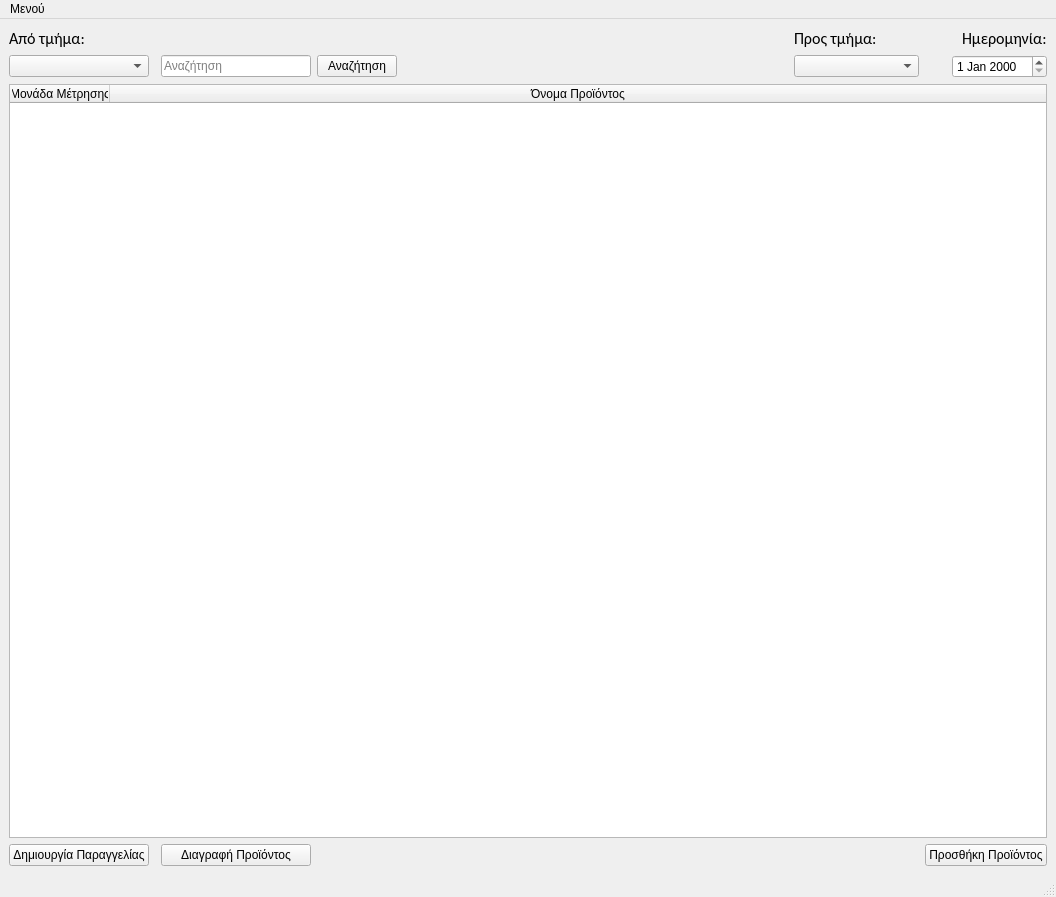
Old version of the form files/UI/mainWindow.ui in the repository Combustiblemon/Hotel-internal-orders.
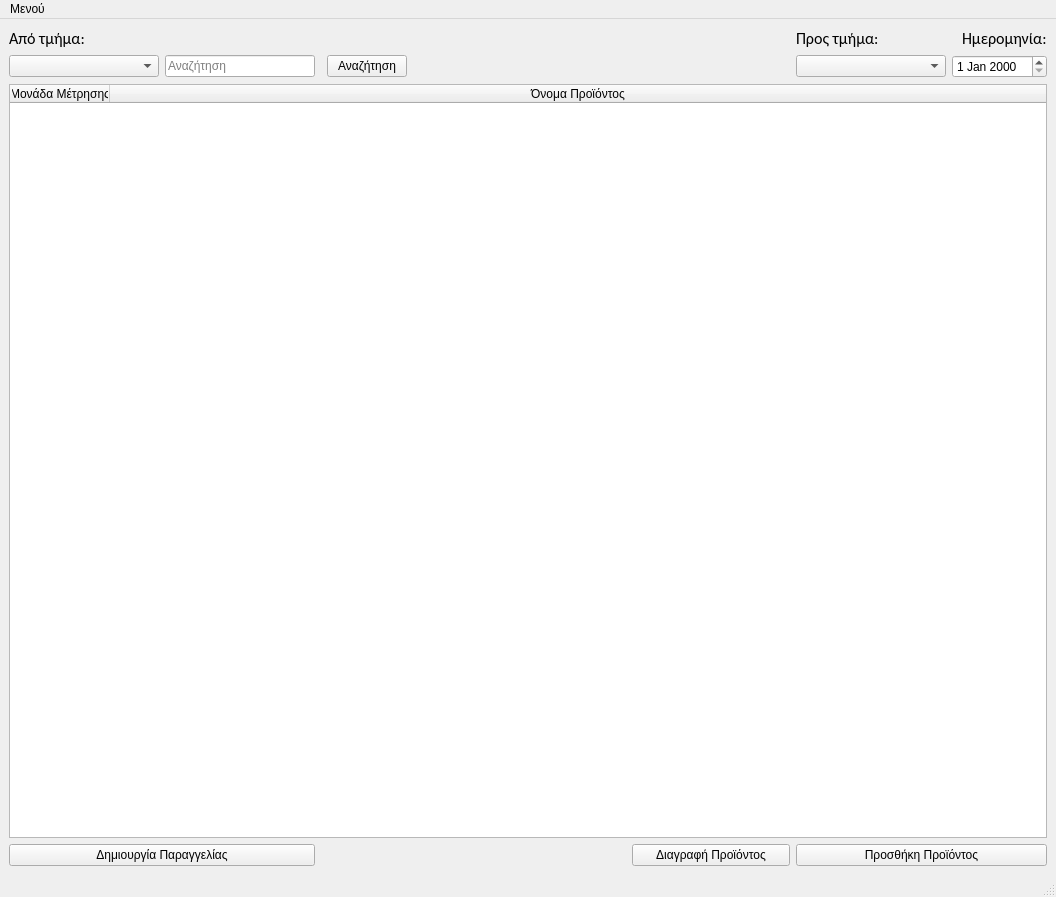
New version of the form.

The edit to the form file:
```diff
--- a/files/UI/mainWindow.ui
+++ b/files/UI/mainWindow.ui
@@ -15,56 +15,6 @@
   </property>
   <widget class="QWidget" name="centralwidget">
    <layout class="QGridLayout" name="gridLayout">
-    <item row="8" column="2" alignment="Qt::AlignLeft">
-     <widget class="QLineEdit" name="searchInput">
-      <property name="sizePolicy">
-       <sizepolicy hsizetype="Minimum" vsizetype="Fixed">
-        <horstretch>5</horstretch>
-        <verstretch>0</verstretch>
-       </sizepolicy>
-      </property>
-      <property name="minimumSize">
-       <size>
-        <width>150</width>
-        <height>20</height>
-       </size>
-      </property>
-      <property name="maximumSize">
-       <size>
-        <width>1500000</width>
-        <height>16777215</height>
-       </size>
-      </property>
-      <property name="sizeIncrement">
-       <size>
-        <width>0</width>
-        <height>0</height>
-       </size>
-      </property>
-      <property name="baseSize">
-       <size>
-        <width>0</width>
-        <height>0</height>
-       </size>
-      </property>
-      <property name="text">
-       <string/>
-      </property>
-      <property name="placeholderText">
-       <string>Αναζήτηση</string>
-      </property>
-     </widget>
-    </item>
-    <item row="8" column="0">
-     <widget class="QComboBox" name="fromSelector">
-      <property name="maximumSize">
-       <size>
-        <width>150</width>
-        <height>16777215</height>
-       </size>
-      </property>
-     </widget>
-    </item>
     <item row="7" column="6" alignment="Qt::AlignRight">
      <widget class="QLabel" name="dateLabel">
       <property name="font">
@@ -78,25 +28,11 @@
       </property>
      </widget>
     </item>
-    <item row="11" column="6">
-     <widget class="QPushButton" name="addItem">
-      <property name="text">
-       <string>Προσθήκη Προϊόντος</string>
-      </property>
-     </widget>
-    </item>
-    <item row="11" column="0">
-     <widget class="QPushButton" name="createOrder">
-      <property name="text">
-       <string>Δημιουργία Παραγγελίας</string>
-      </property>
-     </widget>
-    </item>
     <item row="8" column="5">
      <widget class="QComboBox" name="toSelector">
       <property name="minimumSize">
        <size>
-        <width>125</width>
+        <width>150</width>
         <height>0</height>
        </size>
       </property>
@@ -108,6 +44,35 @@
       </property>
      </widget>
     </item>
+    <item row="8" column="0">
+     <widget class="QComboBox" name="fromSelector">
+      <property name="minimumSize">
+       <size>
+        <width>150</width>
+        <height>0</height>
+       </size>
+      </property>
+      <property name="maximumSize">
+       <size>
+        <width>200</width>
+        <height>16777215</height>
+       </size>
+      </property>
+     </widget>
+    </item>
+    <item row="11" column="4">
+     <widget class="QPushButton" name="deleteItem">
+      <property name="sizePolicy">
+       <sizepolicy hsizetype="Minimum" vsizetype="Fixed">
+        <horstretch>10</horstretch>
+        <verstretch>0</verstretch>
+       </sizepolicy>
+      </property>
+      <property name="text">
+       <string>Διαγραφή Προϊόντος</string>
+      </property>
+     </widget>
+    </item>
     <item row="7" column="0">
      <widget class="QLabel" name="fromLabel">
       <property name="font">
@@ -121,9 +86,6 @@
       </property>
      </widget>
     </item>
-    <item row="8" column="6" alignment="Qt::AlignRight">
-     <widget class="QDateEdit" name="dateEdit"/>
-    </item>
     <item row="10" column="0" colspan="7">
      <widget class="QTableWidget" name="orderView">
       <property name="focusPolicy">
@@ -191,13 +153,6 @@
       </property>
      </widget>
     </item>
-    <item row="11" column="2">
-     <widget class="QPushButton" name="deleteItem">
-      <property name="text">
-       <string>Διαγραφή Προϊόντος</string>
-      </property>
-     </widget>
-    </item>
     <item row="8" column="3" alignment="Qt::AlignLeft">
      <widget class="QPushButton" name="searchButton">
       <property name="sizePolicy">
@@ -211,6 +166,75 @@
       </property>
      </widget>
     </item>
+    <item row="11" column="0" colspan="2">
+     <widget class="QPushButton" name="createOrder">
+      <property name="sizePolicy">
+       <sizepolicy hsizetype="Minimum" vsizetype="Fixed">
+        <horstretch>5</horstretch>
+        <verstretch>0</verstretch>
+       </sizepolicy>
+      </property>
+      <property name="text">
+       <string>Δημιουργία Παραγγελίας</string>
+      </property>
+     </widget>
+    </item>
+    <item row="8" column="6" alignment="Qt::AlignRight">
+     <widget class="QDateEdit" name="dateEdit"/>
+    </item>
+    <item row="11" column="5" colspan="2">
+     <widget class="QPushButton" name="addItem">
+      <property name="sizePolicy">
+       <sizepolicy hsizetype="Minimum" vsizetype="Fixed">
+        <horstretch>0</horstretch>
+        <verstretch>0</verstretch>
+       </sizepolicy>
+      </property>
+      <property name="text">
+       <string>Προσθήκη Προϊόντος</string>
+      </property>
+     </widget>
+    </item>
+    <item row="8" column="1">
+     <widget class="QLineEdit" name="searchInput">
+      <property name="sizePolicy">
+       <sizepolicy hsizetype="Minimum" vsizetype="Fixed">
+        <horstretch>5</horstretch>
+        <verstretch>0</verstretch>
+       </sizepolicy>
+      </property>
+      <property name="minimumSize">
+       <size>
+        <width>150</width>
+        <height>20</height>
+       </size>
+      </property>
+      <property name="maximumSize">
+       <size>
+        <width>1500000</width>
+        <height>16777215</height>
+       </size>
+      </property>
+      <property name="sizeIncrement">
+       <size>
+        <width>0</width>
+        <height>0</height>
+       </size>
+      </property>
+      <property name="baseSize">
+       <size>
+        <width>0</width>
+        <height>0</height>
+       </size>
+      </property>
+      <property name="text">
+       <string/>
+      </property>
+      <property name="placeholderText">
+       <string>Αναζήτηση</string>
+      </property>
+     </widget>
+    </item>
    </layout>
   </widget>
   <widget class="QMenuBar" name="menubar">
```
